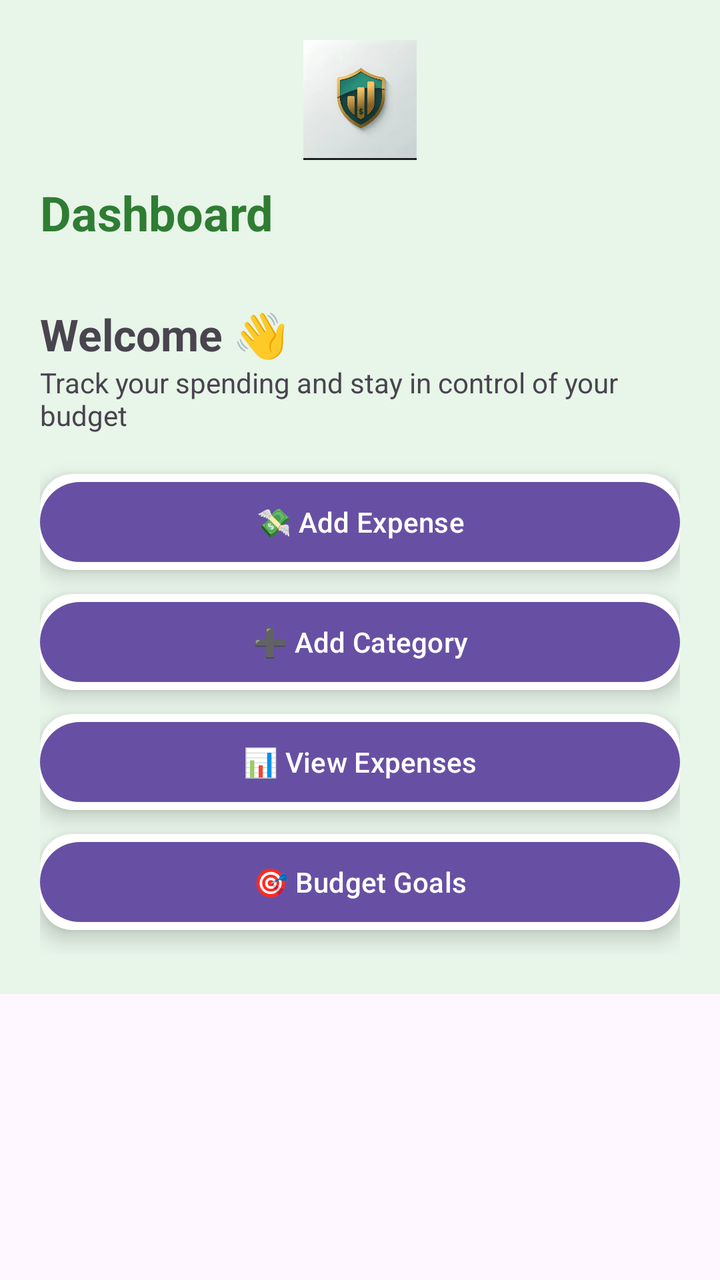
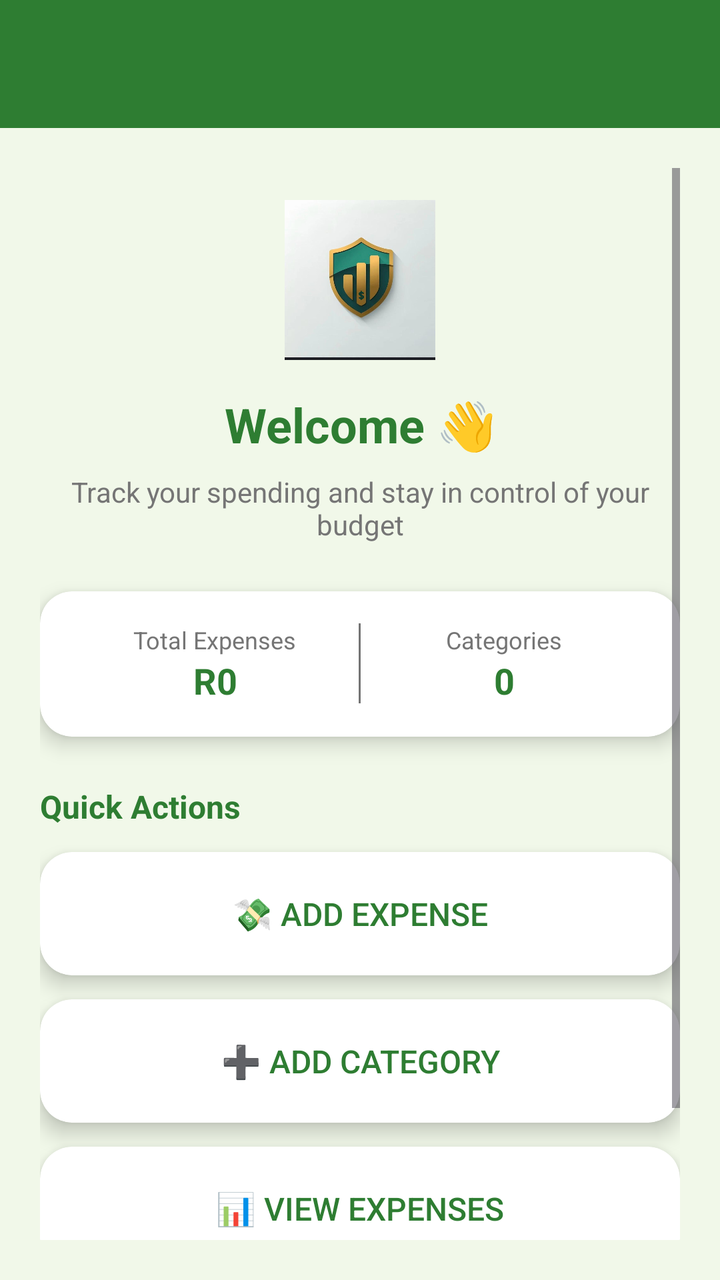

An Android layout rendered at two revisions. The XML below is the earlier revision; the diff shows what the commit changed to produce the second picture.
<!-- AndroidManifest.xml: application theme Theme.BudgetTrackerApplication -->
<!-- res/layout/activity_main.xml -->
<?xml version="1.0" encoding="utf-8"?>
<ScrollView xmlns:android="http://schemas.android.com/apk/res/android"
    xmlns:app="http://schemas.android.com/apk/res-auto"
    xmlns:tools="http://schemas.android.com/tools"
    android:id="@+id/main"
    android:layout_width="match_parent"
    android:layout_height="match_parent"
    tools:context=".MainActivity">

    <LinearLayout
        android:padding="20dp"
        android:orientation="vertical"
        android:layout_width="match_parent"
        android:layout_height="wrap_content"
        android:background="@color/light_green">

        
        <ImageView
            android:src="@drawable/logo"
            android:layout_width="60dp"
            android:layout_height="60dp"
            android:layout_gravity="center"/>

        <TextView
            android:text="Dashboard"
            android:textSize="24sp"
            android:textStyle="bold"
            android:layout_width="match_parent"
            android:layout_height="wrap_content"
            android:layout_marginTop="10dp"
            android:layout_marginBottom="20dp"
            android:textColor="@color/primary_green"/>
        <TextView
            android:text="Welcome 👋"
            android:textSize="22sp"
            android:textStyle="bold"
            android:layout_width="match_parent"
            android:layout_height="wrap_content"
            android:layout_marginTop="10dp"/>

        <TextView
            android:text="Track your spending and stay in control of your budget"
            android:textSize="14sp"
            android:layout_marginBottom="20dp"
            android:layout_width="match_parent"
            android:layout_height="wrap_content"/>

        
        <androidx.cardview.widget.CardView
            app:cardCornerRadius="16dp"
            app:cardElevation="6dp"
            android:layout_marginBottom="12dp"
            android:layout_width="match_parent"
            android:layout_height="wrap_content">

            <Button
                android:id="@+id/btnAddExpense"
                android:text="💸 Add Expense"
                android:layout_width="match_parent"
                android:layout_height="wrap_content"/>
        </androidx.cardview.widget.CardView>

        
        <androidx.cardview.widget.CardView
            app:cardCornerRadius="16dp"
            app:cardElevation="6dp"
            android:layout_width="match_parent"
            android:layout_height="wrap_content"
            android:layout_marginBottom="12dp">

            <Button
                android:id="@+id/btnAddCategory"
                android:text="➕ Add Category"
                android:layout_width="match_parent"
                android:layout_height="wrap_content"/>
        </androidx.cardview.widget.CardView>

        
        <androidx.cardview.widget.CardView
            app:cardCornerRadius="16dp"
            app:cardElevation="6dp"
            android:layout_marginBottom="12dp"
            android:layout_width="match_parent"
            android:layout_height="wrap_content">

            <Button
                android:id="@+id/btnViewExpenses"
                android:text="📊 View Expenses"
                android:layout_width="match_parent"
                android:layout_height="wrap_content"/>
        </androidx.cardview.widget.CardView>

        
        <androidx.cardview.widget.CardView
            app:cardCornerRadius="16dp"
            app:cardElevation="6dp"
            android:layout_marginBottom="12dp"
            android:layout_width="match_parent"
            android:layout_height="wrap_content">

            <Button
                android:id="@+id/btnBudget"
                android:text="🎯 Budget Goals"
                android:layout_width="match_parent"
                android:layout_height="wrap_content"/>
        </androidx.cardview.widget.CardView>

    </LinearLayout>

</ScrollView>
<!-- resources referenced by this layout -->
<resources>
  <color name="light_green">#E8F5E9</color>
  <color name="primary_green">#2E7D32</color>
  <!-- drawable logo: png bitmap (drawable, 21318 bytes) -->
  <style name="Theme.BudgetTrackerApplication" parent="Base.Theme.BudgetTrackerApplication" />
  <style name="Base.Theme.BudgetTrackerApplication" parent="Theme.Material3.DayNight.NoActionBar">
          
          
      </style>
</resources>

<!-- the commit's change to res/layout/activity_main.xml (unified diff, before → after) -->
@@ -1,110 +1,215 @@
 <?xml version="1.0" encoding="utf-8"?>
-<ScrollView xmlns:android="http://schemas.android.com/apk/res/android"
+<LinearLayout xmlns:android="http://schemas.android.com/apk/res/android"
     xmlns:app="http://schemas.android.com/apk/res-auto"
     xmlns:tools="http://schemas.android.com/tools"
     android:id="@+id/main"
     android:layout_width="match_parent"
     android:layout_height="match_parent"
+    android:orientation="vertical"
+    android:background="@color/background_green"
     tools:context=".MainActivity">
 
-    <LinearLayout
-        android:padding="20dp"
-        android:orientation="vertical"
+    <androidx.appcompat.widget.Toolbar
+        android:id="@+id/toolbar"
         android:layout_width="match_parent"
-        android:layout_height="wrap_content"
-        android:background="@color/light_green">
-
-        
-        <ImageView
-            android:src="@drawable/logo"
-            android:layout_width="60dp"
-            android:layout_height="60dp"
-            android:layout_gravity="center"/>
-
-        <TextView
-            android:text="Dashboard"
-            android:textSize="24sp"
-            android:textStyle="bold"
+        android:layout_height="?attr/actionBarSize"
+        android:background="@color/primary_green"
+        android:theme="@style/ThemeOverlay.AppCompat.Dark.ActionBar"
+        app:titleTextColor="@android:color/white" />
+
+    <ScrollView
+        android:layout_width="match_parent"
+        android:layout_height="match_parent"
+        android:padding="20dp">
+
+        <LinearLayout
             android:layout_width="match_parent"
             android:layout_height="wrap_content"
-            android:layout_marginTop="10dp"
-            android:layout_marginBottom="20dp"
-            android:textColor="@color/primary_green"/>
-        <TextView
-            android:text="Welcome 👋"
-            android:textSize="22sp"
-            android:textStyle="bold"
-            android:layout_width="match_parent"
-            android:layout_height="wrap_content"
-            android:layout_marginTop="10dp"/>
-
-        <TextView
-            android:text="Track your spending and stay in control of your budget"
-            android:textSize="14sp"
-            android:layout_marginBottom="20dp"
-            android:layout_width="match_parent"
-            android:layout_height="wrap_content"/>
-
-        
-        <androidx.cardview.widget.CardView
-            app:cardCornerRadius="16dp"
-            app:cardElevation="6dp"
-            android:layout_marginBottom="12dp"
-            android:layout_width="match_parent"
-            android:layout_height="wrap_content">
-
-            <Button
-                android:id="@+id/btnAddExpense"
-                android:text="💸 Add Expense"
-                android:layout_width="match_parent"
-                android:layout_height="wrap_content"/>
-        </androidx.cardview.widget.CardView>
-
-        
-        <androidx.cardview.widget.CardView
-            app:cardCornerRadius="16dp"
-            app:cardElevation="6dp"
-            android:layout_width="match_parent"
-            android:layout_height="wrap_content"
-            android:layout_marginBottom="12dp">
-
-            <Button
-                android:id="@+id/btnAddCategory"
-                android:text="➕ Add Category"
-                android:layout_width="match_parent"
-                android:layout_height="wrap_content"/>
-        </androidx.cardview.widget.CardView>
-
-        
-        <androidx.cardview.widget.CardView
-            app:cardCornerRadius="16dp"
-            app:cardElevation="6dp"
-            android:layout_marginBottom="12dp"
-            android:layout_width="match_parent"
-            android:layout_height="wrap_content">
-
-            <Button
-                android:id="@+id/btnViewExpenses"
-                android:text="📊 View Expenses"
-                android:layout_width="match_parent"
-                android:layout_height="wrap_content"/>
-        </androidx.cardview.widget.CardView>
-
-        
-        <androidx.cardview.widget.CardView
-            app:cardCornerRadius="16dp"
-            app:cardElevation="6dp"
-            android:layout_marginBottom="12dp"
-            android:layout_width="match_parent"
-            android:layout_height="wrap_content">
-
-            <Button
-                android:id="@+id/btnBudget"
-                android:text="🎯 Budget Goals"
-                android:layout_width="match_parent"
-                android:layout_height="wrap_content"/>
-        </androidx.cardview.widget.CardView>
-
-    </LinearLayout>
-
-</ScrollView>
+            android:orientation="vertical">
+
+            <ImageView
+                android:layout_width="80dp"
+                android:layout_height="80dp"
+                android:layout_gravity="center"
+                android:layout_marginTop="16dp"
+                android:layout_marginBottom="16dp"
+                android:src="@drawable/logo" />
+
+            <TextView
+                android:id="@+id/tvWelcome"
+                android:layout_width="match_parent"
+                android:layout_height="wrap_content"
+                android:layout_marginBottom="8dp"
+                android:gravity="center"
+                android:text="Welcome 👋"
+                android:textColor="@color/primary_green"
+                android:textSize="24sp"
+                android:textStyle="bold" />
+
+            <TextView
+                android:layout_width="match_parent"
+                android:layout_height="wrap_content"
+                android:layout_marginBottom="24dp"
+                android:gravity="center"
+                android:text="Track your spending and stay in control of your budget"
+                android:textColor="@color/text_gray"
+                android:textSize="14sp" />
+
+            <androidx.cardview.widget.CardView
+                android:layout_width="match_parent"
+                android:layout_height="wrap_content"
+                android:layout_marginBottom="24dp"
+                android:backgroundTint="@android:color/white"
+                app:cardCornerRadius="16dp"
+                app:cardElevation="6dp">
+
+                <LinearLayout
+                    android:layout_width="match_parent"
+                    android:layout_height="wrap_content"
+                    android:orientation="horizontal"
+                    android:padding="16dp">
+
+                    <LinearLayout
+                        android:layout_width="0dp"
+                        android:layout_height="wrap_content"
+                        android:layout_weight="1"
+                        android:gravity="center"
+                        android:orientation="vertical">
+
+                        <TextView
+                            android:layout_width="wrap_content"
+                            android:layout_height="wrap_content"
+                            android:text="Total Expenses"
+                            android:textColor="@color/text_gray"
+                            android:textSize="12sp" />
+
+                        <TextView
+                            android:id="@+id/tvTotalExpenses"
+                            android:layout_width="wrap_content"
+                            android:layout_height="wrap_content"
+                            android:text="R0"
+                            android:textColor="@color/primary_green"
+                            android:textSize="18sp"
+                            android:textStyle="bold" />
+                    </LinearLayout>
+
+                    <View
+                        android:layout_width="1dp"
+                        android:layout_height="40dp"
+                        android:background="@color/text_gray" />
+
+                    <LinearLayout
+                        android:layout_width="0dp"
+                        android:layout_height="wrap_content"
+                        android:layout_weight="1"
+                        android:gravity="center"
+                        android:orientation="vertical">
+
+                        <TextView
+                            android:layout_width="wrap_content"
+                            android:layout_height="wrap_content"
+                            android:text="Categories"
+                            android:textColor="@color/text_gray"
+                            android:textSize="12sp" />
+
+                        <TextView
+                            android:id="@+id/tvCategoryCount"
+                            android:layout_width="wrap_content"
+                            android:layout_height="wrap_content"
+                            android:text="0"
+                            android:textColor="@color/primary_green"
+                            android:textSize="18sp"
+                            android:textStyle="bold" />
+                    </LinearLayout>
+
+                </LinearLayout>
+            </androidx.cardview.widget.CardView>
+
+            <TextView
+                android:layout_width="match_parent"
+                android:layout_height="wrap_content"
+                android:layout_marginBottom="12dp"
+                android:text="Quick Actions"
+                android:textColor="@color/primary_green"
+                android:textSize="16sp"
+                android:textStyle="bold" />
+
+            <androidx.cardview.widget.CardView
+                android:layout_width="match_parent"
+                android:layout_height="wrap_content"
+                android:layout_marginBottom="12dp"
+                app:cardCornerRadius="16dp"
+                app:cardElevation="6dp">
+
+                <Button
+                    android:id="@+id/btnAddExpense"
+                    style="@style/Widget.AppCompat.Button.Borderless"
+                    android:layout_width="match_parent"
+                    android:layout_height="wrap_content"
+                    android:backgroundTint="@android:color/white"
+                    android:padding="16dp"
+                    android:text="💸 Add Expense"
+                    android:textColor="@color/primary_green"
+                    android:textSize="16sp" />
+            </androidx.cardview.widget.CardView>
+
+            <androidx.cardview.widget.CardView
+                android:layout_width="match_parent"
+                android:layout_height="wrap_content"
+                android:layout_marginBottom="12dp"
+                app:cardCornerRadius="16dp"
+                app:cardElevation="6dp">
+
+                <Button
+                    android:id="@+id/btnAddCategory"
+                    style="@style/Widget.AppCompat.Button.Borderless"
+                    android:layout_width="match_parent"
+                    android:layout_height="wrap_content"
+                    android:backgroundTint="@android:color/white"
+                    android:padding="16dp"
+                    android:text="➕ Add Category"
+                    android:textColor="@color/primary_green"
+                    android:textSize="16sp" />
+            </androidx.cardview.widget.CardView>
+
+            <androidx.cardview.widget.CardView
+                android:layout_width="match_parent"
+                android:layout_height="wrap_content"
+                android:layout_marginBottom="12dp"
+                app:cardCornerRadius="16dp"
+                app:cardElevation="6dp">
+
+                <Button
+                    android:id="@+id/btnViewExpenses"
+                    style="@style/Widget.AppCompat.Button.Borderless"
+                    android:layout_width="match_parent"
+                    android:layout_height="wrap_content"
+                    android:backgroundTint="@android:color/white"
+                    android:padding="16dp"
+                    android:text="📊 View Expenses"
+                    android:textColor="@color/primary_green"
+                    android:textSize="16sp" />
+            </androidx.cardview.widget.CardView>
+
+            <androidx.cardview.widget.CardView
+                android:layout_width="match_parent"
+                android:layout_height="wrap_content"
+                android:layout_marginBottom="12dp"
+                app:cardCornerRadius="16dp"
+                app:cardElevation="6dp">
+
+                <Button
+                    android:id="@+id/btnBudget"
+                    style="@style/Widget.AppCompat.Button.Borderless"
+                    android:layout_width="match_parent"
+                    android:layout_height="wrap_content"
+                    android:backgroundTint="@android:color/white"
+                    android:padding="16dp"
+                    android:text="🎯 Budget Goals"
+                    android:textColor="@color/primary_green"
+                    android:textSize="16sp" />
+            </androidx.cardview.widget.CardView>
+
+        </LinearLayout>
+    </ScrollView>
+</LinearLayout>
<!-- resource entries referenced after the edit -->
@@ -1,7 +1,8 @@
 <!-- resources referenced by this layout -->
 <resources>
-  <color name="light_green">#E8F5E9</color>
+  <color name="background_green">#F1F8E9</color>
   <color name="primary_green">#2E7D32</color>
+  <color name="text_gray">#757575</color>
   <!-- drawable logo: png bitmap (drawable, 21318 bytes) -->
   <style name="Theme.BudgetTrackerApplication" parent="Base.Theme.BudgetTrackerApplication" />
   <style name="Base.Theme.BudgetTrackerApplication" parent="Theme.Material3.DayNight.NoActionBar">
